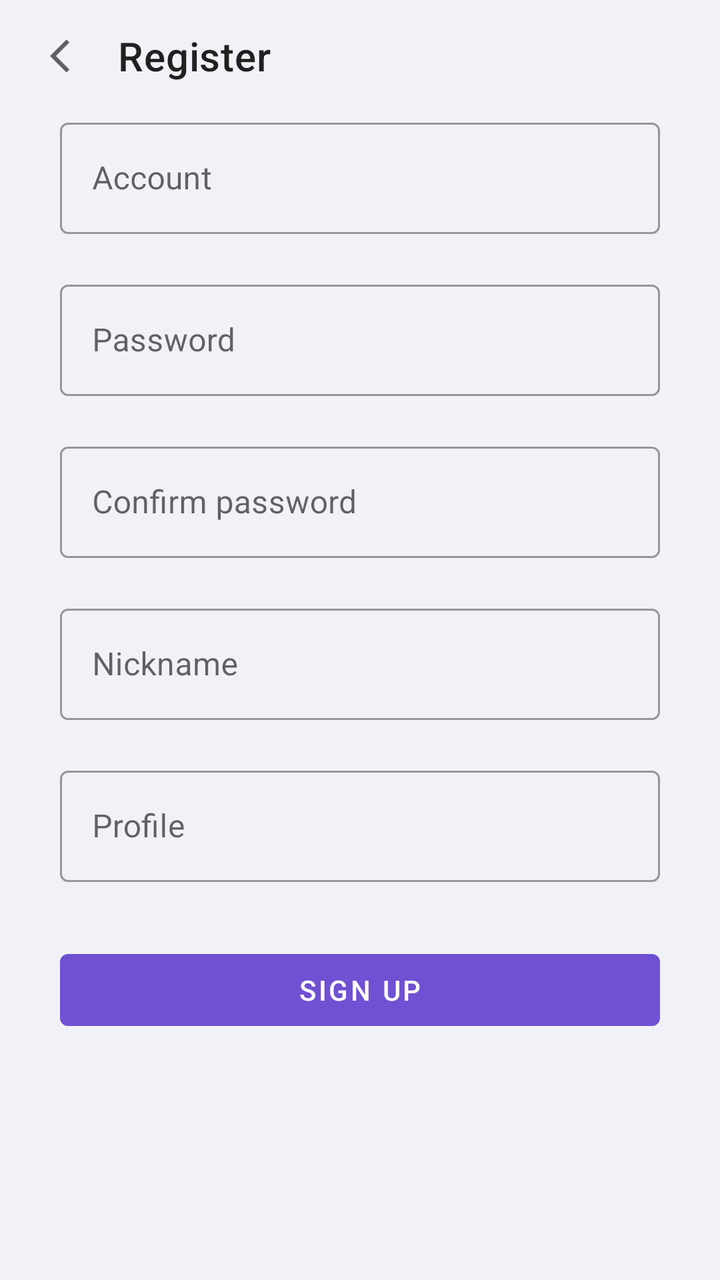
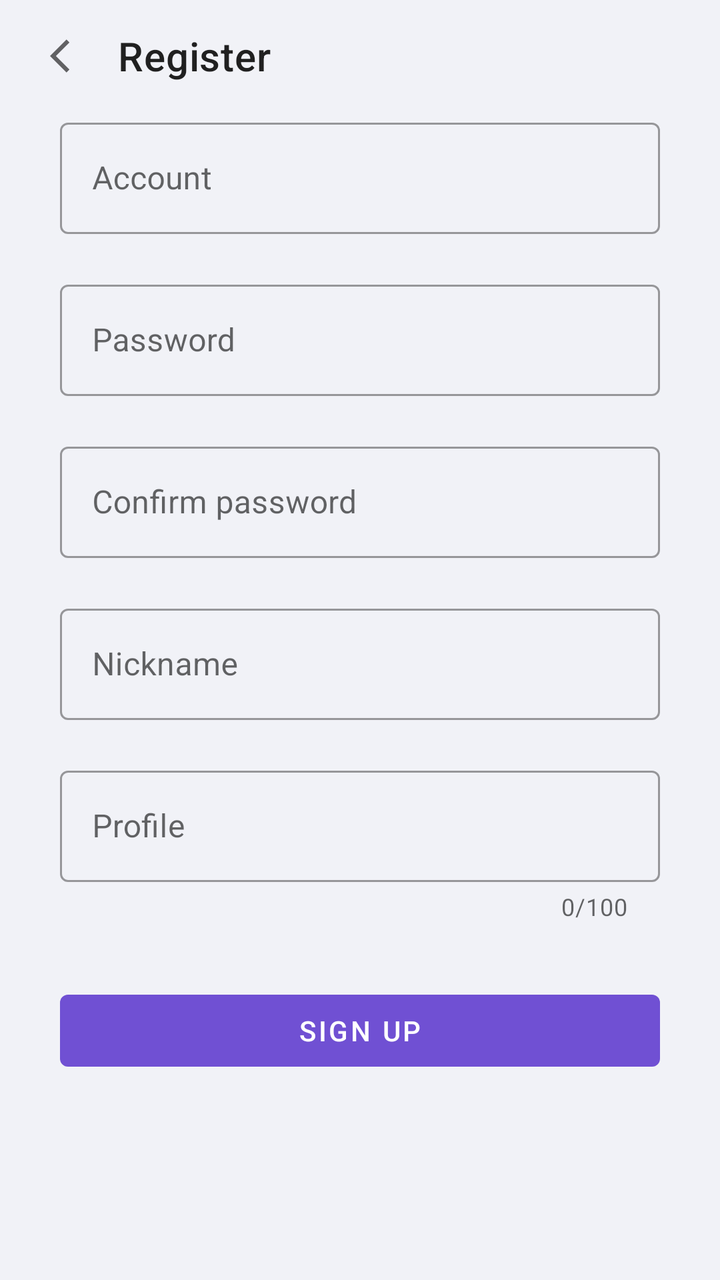

Screens rendered from an Android XML layout before and after an edit, with the pre-edit source and the edit as a unified diff.
<!-- AndroidManifest.xml: application theme Theme.Better -->
<!-- res/layout/activity_register.xml -->
<?xml version="1.0" encoding="utf-8"?>
<LinearLayout xmlns:android="http://schemas.android.com/apk/res/android"
    xmlns:app="http://schemas.android.com/apk/res-auto"
    xmlns:tools="http://schemas.android.com/tools"
    android:layout_width="match_parent"
    android:layout_height="match_parent"
    android:orientation="vertical"
    tools:context=".ui.register.RegisterActivity">

    
    <LinearLayout
        android:id="@+id/ll_register_actionbar"
        android:layout_width="match_parent"
        android:layout_height="?attr/actionBarSize"
        android:orientation="horizontal"
        android:paddingHorizontal="15dp">

        <ImageView
            android:id="@+id/iv_register_back"
            android:layout_width="32dp"
            android:layout_height="32dp"
            android:layout_gravity="center_vertical"
            android:background="@drawable/btn_text_r8"
            android:paddingVertical="6dp"
            android:paddingStart="10dp"
            android:paddingEnd="2dp"
            android:src="@drawable/ic_baseline_arrow_back_ios_24"
            app:tint="?attr/colorControlNormal" />

        <TextView
            android:layout_width="wrap_content"
            android:layout_height="wrap_content"
            android:layout_gravity="center_vertical"
            android:layout_marginStart="12dp"
            android:gravity="center_vertical"
            android:text="@string/register_title"
            android:textAppearance="@style/TextAppearance.MaterialComponents.Headline6" />
    </LinearLayout>

    <ScrollView
        android:layout_width="match_parent"
        android:layout_height="0dp"
        android:layout_weight="1"
        android:orientation="vertical"
        android:scrollbars="vertical">

        <LinearLayout
            android:layout_width="match_parent"
            android:layout_height="wrap_content"
            android:orientation="vertical"
            android:paddingHorizontal="30dp">

            <com.google.android.material.textfield.TextInputLayout
                android:id="@+id/til_register_account"
                style="@style/Widget.MaterialComponents.TextInputLayout.OutlinedBox"
                android:layout_width="match_parent"
                android:layout_height="wrap_content"
                android:hint="@string/all_account">

                <com.google.android.material.textfield.TextInputEditText
                    android:layout_width="match_parent"
                    android:layout_height="wrap_content"
                    android:inputType="text"
                    android:selectAllOnFocus="true" />

            </com.google.android.material.textfield.TextInputLayout>

            <com.google.android.material.textfield.TextInputLayout
                android:id="@+id/til_register_password"
                style="@style/Widget.MaterialComponents.TextInputLayout.OutlinedBox"
                android:layout_width="match_parent"
                android:layout_height="wrap_content"
                android:layout_marginTop="20dp"
                android:hint="@string/all_password">

                <com.google.android.material.textfield.TextInputEditText
                    android:layout_width="match_parent"
                    android:layout_height="wrap_content"
                    android:inputType="textPassword"
                    android:selectAllOnFocus="true" />

            </com.google.android.material.textfield.TextInputLayout>

            <com.google.android.material.textfield.TextInputLayout
                android:id="@+id/til_register_confirmpassword"
                style="@style/Widget.MaterialComponents.TextInputLayout.OutlinedBox"
                android:layout_width="match_parent"
                android:layout_height="wrap_content"
                android:layout_marginTop="20dp"
                android:hint="@string/all_confirm_password">

                <com.google.android.material.textfield.TextInputEditText
                    android:layout_width="match_parent"
                    android:layout_height="wrap_content"
                    android:inputType="textPassword"
                    android:selectAllOnFocus="true" />

            </com.google.android.material.textfield.TextInputLayout>

            <com.google.android.material.textfield.TextInputLayout
                android:id="@+id/til_register_nickname"
                style="@style/Widget.MaterialComponents.TextInputLayout.OutlinedBox"
                android:layout_width="match_parent"
                android:layout_height="wrap_content"
                android:layout_marginTop="20dp"
                android:hint="@string/all_nickname">

                <com.google.android.material.textfield.TextInputEditText
                    android:layout_width="match_parent"
                    android:layout_height="wrap_content"
                    android:inputType="text"
                    android:selectAllOnFocus="true" />

            </com.google.android.material.textfield.TextInputLayout>

            <com.google.android.material.textfield.TextInputLayout
                android:id="@+id/til_register_profile"
                style="@style/Widget.MaterialComponents.TextInputLayout.OutlinedBox"
                android:layout_width="match_parent"
                android:layout_height="wrap_content"
                android:layout_marginTop="20dp"
                android:hint="@string/all_profile">

                <com.google.android.material.textfield.TextInputEditText
                    android:layout_width="match_parent"
                    android:layout_height="wrap_content"
                    android:inputType="textMultiLine"
                    android:selectAllOnFocus="true" />

            </com.google.android.material.textfield.TextInputLayout>

            <Button
                android:id="@+id/btn_register_signup"
                android:layout_width="match_parent"
                android:layout_height="wrap_content"
                android:layout_marginTop="30dp"
                android:elevation="0dp"
                android:stateListAnimator="@null"
                android:text="@string/all_sign_up" />
        </LinearLayout>
    </ScrollView>

    <com.google.android.material.progressindicator.LinearProgressIndicator
        android:id="@+id/lpi_register"
        android:layout_width="match_parent"
        android:layout_height="wrap_content"
        android:indeterminate="true"
        android:visibility="gone" />

</LinearLayout>
<!-- resources referenced by this layout -->
<resources>
  <!-- drawable btn_text_r8 (drawable) -->
  <?xml version="1.0" encoding="utf-8"?>
  <shape xmlns:android="http://schemas.android.com/apk/res/android"
      android:shape="rectangle">
      <corners android:radius="8dp" />
      <solid android:color="@color/color_btn_gray_a0" />
  </shape>
  <!-- drawable ic_baseline_arrow_back_ios_24 (drawable) -->
  <vector android:height="24dp" android:tint="#000000"
      android:viewportHeight="24" android:viewportWidth="24"
      android:width="24dp" xmlns:android="http://schemas.android.com/apk/res/android">
      <path android:fillColor="@android:color/white" android:pathData="M11.67,3.87L9.9,2.1 0,12l9.9,9.9 1.77,-1.77L3.54,12z"/>
  </vector>
  <string name="all_account">Account</string>
  <string name="all_confirm_password">Confirm password</string>
  <string name="all_nickname">Nickname</string>
  <string name="all_password">Password</string>
  <string name="all_profile">Profile</string>
  <string name="all_sign_up">Sign up</string>
  <string name="register_title">Register</string>
  <style name="Theme.Better" parent="Theme.MaterialComponents.DayNight.NoActionBar">
          
          <item name="appBackgroundColor">@color/background_primary_light</item>
          <item name="appCardColor">@color/background_secondary_light</item>
          <item name="appElevatedBackgroundColor">@color/background_primary_light</item>
          <item name="appElevatedCardColor">@color/background_secondary_light</item>
          <item name="appElevatedCardShadowColor">@color/gray</item>
  
          <item name="colorPrimary">@color/primary_light</item>
          <item name="colorPrimaryVariant">@color/primary_variant</item>
          <item name="colorOnPrimary">@color/white</item>
  
          <item name="colorSecondary">@color/primary_light</item>
          <item name="colorSecondaryVariant">@color/primary_variant</item>
          <item name="colorOnSecondary">@color/black</item>
  
          <item name="android:colorBackground">?attr/appBackgroundColor</item>
          <item name="colorBackgroundFloating">?attr/appElevatedBackgroundColor</item>
          <item name="android:colorBackgroundFloating">?attr/appElevatedBackgroundColor</item>
  
          
          <item name="android:statusBarColor">@android:color/transparent</item>
          <item name="android:navigationBarColor">@android:color/transparent</item>
          <item name="android:enforceStatusBarContrast">false</item>
          <item name="android:enforceNavigationBarContrast">false</item>
          <item name="android:windowLightStatusBar">true</item>
      </style>
  <color name="background_primary_light">#F1F2F7</color>
  <color name="background_secondary_light">#FFFFFF</color>
  <color name="gray">#8E8E93</color>
  <color name="primary_light">#7050D3</color>
  <color name="primary_variant">#3F1DCB</color>
  <color name="white">#FFFFFF</color>
  <color name="black">#000000</color>
</resources>

<!-- the commit's change to res/layout/activity_register.xml (unified diff, before → after) -->
@@ -119,12 +119,15 @@
                 android:layout_width="match_parent"
                 android:layout_height="wrap_content"
                 android:layout_marginTop="20dp"
-                android:hint="@string/all_profile">
+                android:hint="@string/all_profile"
+                app:counterEnabled="true"
+                app:counterMaxLength="100">
 
                 <com.google.android.material.textfield.TextInputEditText
                     android:layout_width="match_parent"
                     android:layout_height="wrap_content"
                     android:inputType="textMultiLine"
+                    android:maxLength="100"
                     android:selectAllOnFocus="true" />
 
             </com.google.android.material.textfield.TextInputLayout>
